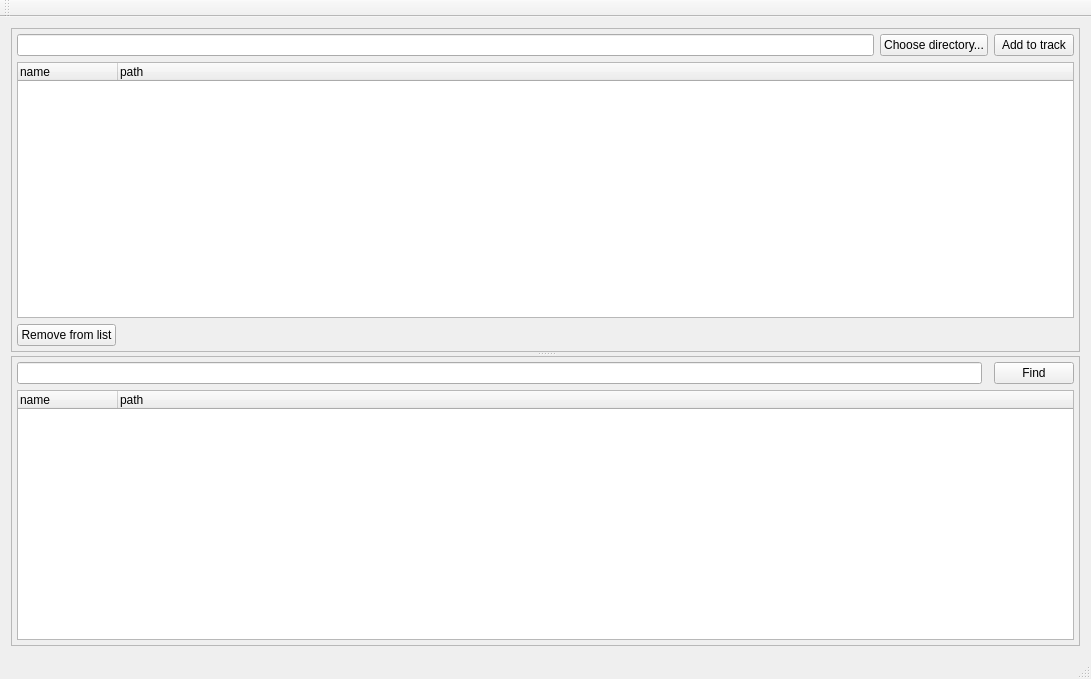
The window that mainwindow.ui (IEclipseI/Folder_analyzer) describes before a commit, drawn with Qt 5.
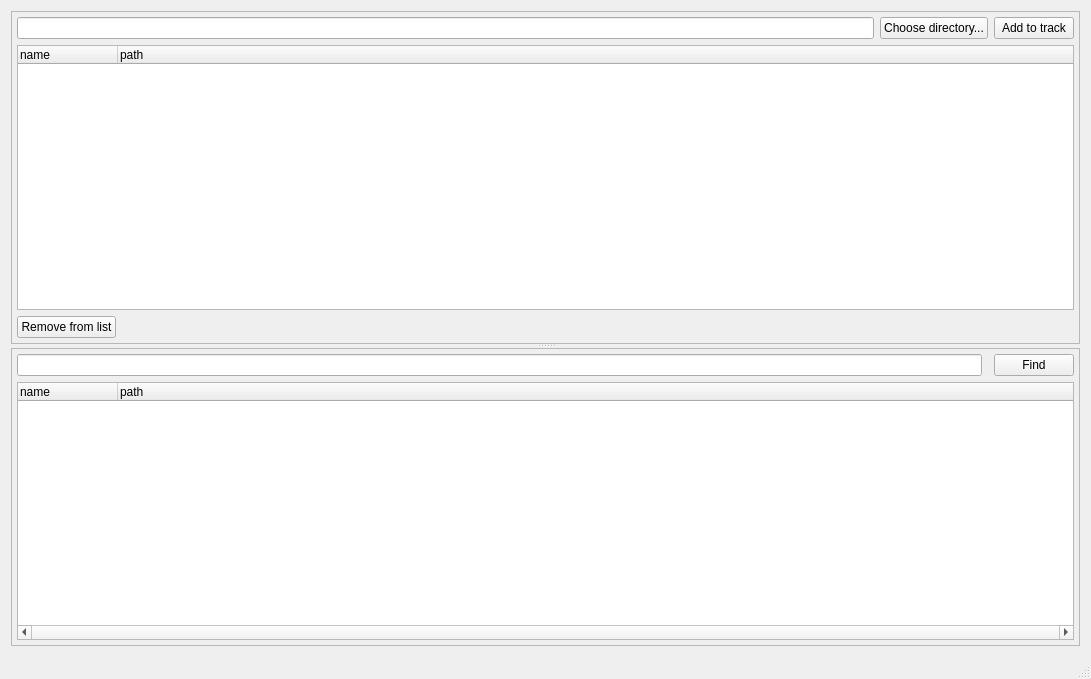
The same window after the commit.

Diff of the .ui file:
```diff
--- a/mainwindow.ui
+++ b/mainwindow.ui
@@ -168,6 +168,12 @@
             <verstretch>0</verstretch>
            </sizepolicy>
           </property>
+          <property name="horizontalScrollBarPolicy">
+           <enum>Qt::ScrollBarAlwaysOn</enum>
+          </property>
+          <property name="sizeAdjustPolicy">
+           <enum>QAbstractScrollArea::AdjustIgnored</enum>
+          </property>
           <property name="selectionMode">
            <enum>QAbstractItemView::ExtendedSelection</enum>
           </property>
@@ -201,24 +207,6 @@
     </item>
    </layout>
   </widget>
-  <widget class="QMenuBar" name="menuBar">
-   <property name="geometry">
-    <rect>
-     <x>0</x>
-     <y>0</y>
-     <width>1091</width>
-     <height>22</height>
-    </rect>
-   </property>
-  </widget>
-  <widget class="QToolBar" name="mainToolBar">
-   <attribute name="toolBarArea">
-    <enum>TopToolBarArea</enum>
-   </attribute>
-   <attribute name="toolBarBreak">
-    <bool>false</bool>
-   </attribute>
-  </widget>
   <widget class="QStatusBar" name="statusBar"/>
  </widget>
  <layoutdefault spacing="6" margin="11"/>
```
Left out of the diff: 8 changed lines with no effect on the pictures.
